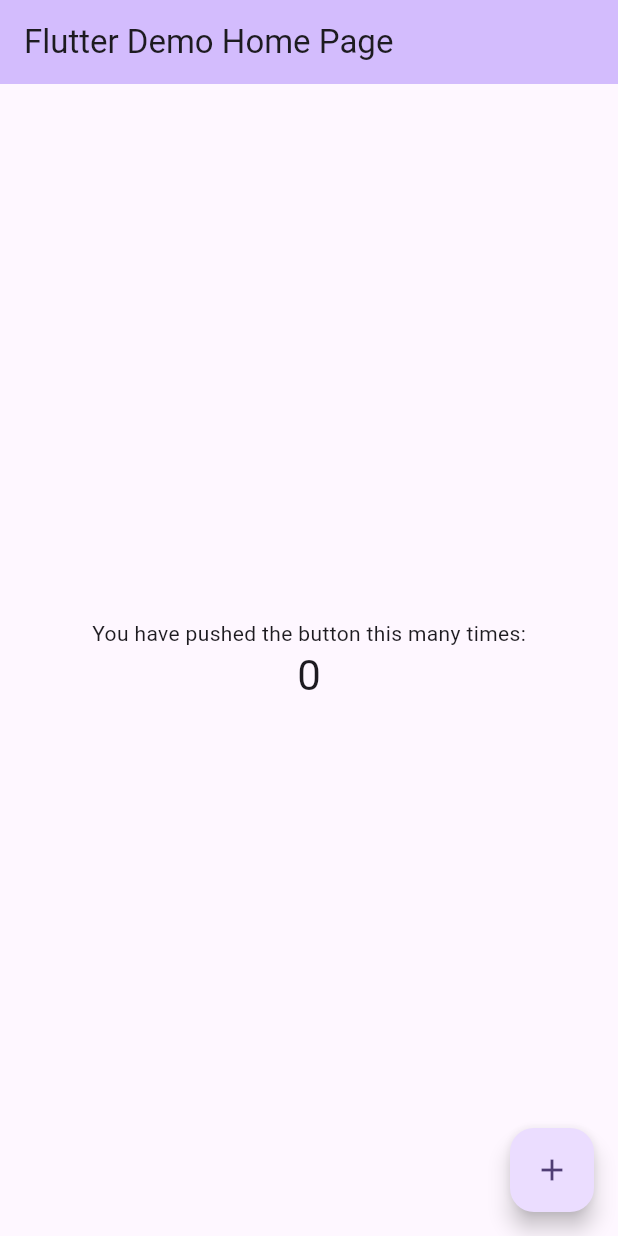
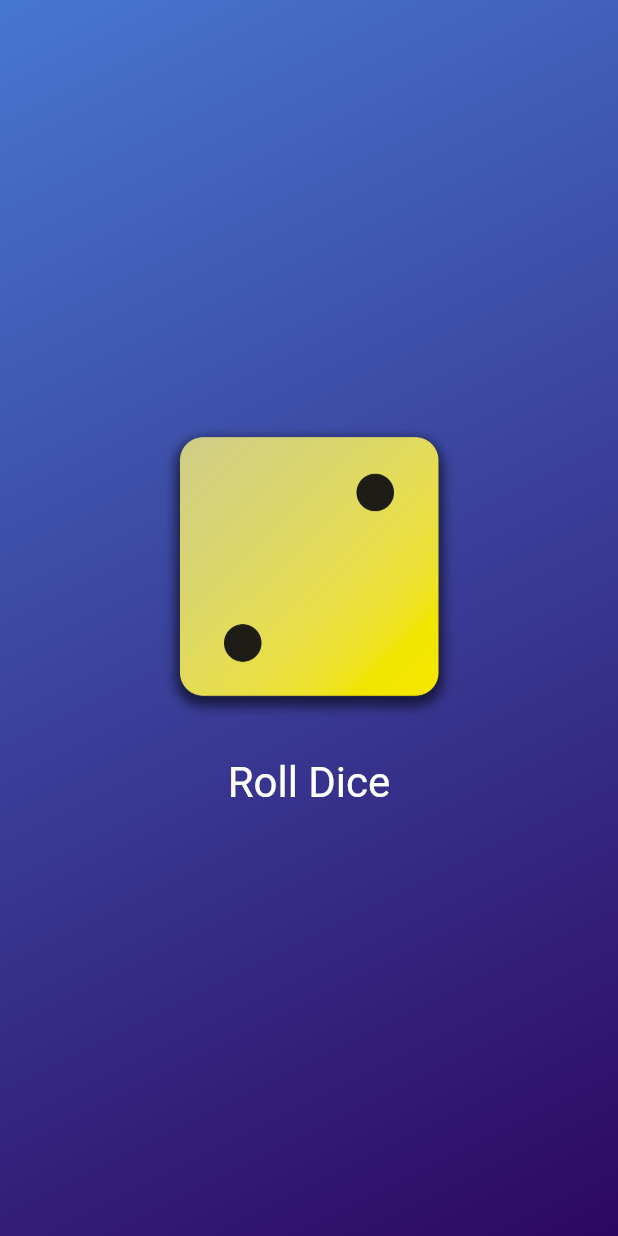
Before and after one commit to elucidan/flutter_course, a Flutter app: the screen it shows after launch, on a phone screen of 412 x 824 dp. Run offline on Flutter 3.47's test engine with Material 3 defaults, Android fonts, the phone set to English and light mode, and no system bars.

Commit message:
added first app

```diff
--- /dev/null
+++ b/lib/dice_roller.dart
@@ -0,0 +1,44 @@
+import 'dart:math';
+
+import 'package:flutter/material.dart';
+
+final randomizer = Random();
+
+class DiceRoller extends StatefulWidget {
+  const DiceRoller({super.key});
+
+  @override
+  State<DiceRoller> createState() {
+    return _DiceRollerState();
+  }
+}
+
+class _DiceRollerState extends State<DiceRoller> {
+  var currentDiceRoll = 2;
+  void rollDice() {
+    setState(() {
+      currentDiceRoll = randomizer.nextInt(6) + 1;
+    });
+  }
+
+  @override
+  Widget build(BuildContext context) {
+    return Column(
+      mainAxisSize: MainAxisSize.min,
+      children: [
+        Image.asset('assets/images/dice-$currentDiceRoll.png', width: 200),
+        const SizedBox(
+          height: 20,
+        ),
+        TextButton(
+            onPressed: rollDice,
+            style: TextButton.styleFrom(
+              foregroundColor: Colors.white,
+              // padding: const EdgeInsets.all(20),
+              textStyle: const TextStyle(fontSize: 28),
+            ),
+            child: const Text("Roll Dice"))
+      ],
+    );
+  }
+}
--- /dev/null
+++ b/lib/gradient_container.dart
@@ -0,0 +1,21 @@
+import 'package:flutter_course/dice_roller.dart';
+import 'package:flutter/material.dart';
+
+const startAlignment = Alignment.topLeft;
+const endAlighnment = Alignment.bottomRight;
+
+class GradientContainer extends StatelessWidget {
+  const GradientContainer({super.key, required this.colors});
+  final List<Color> colors;
+
+  @override
+  Widget build(BuildContext context) {
+    return Container(
+      decoration: BoxDecoration(
+        gradient: LinearGradient(
+            colors: colors, begin: startAlignment, end: endAlighnment),
+      ),
+      child: const Center(child: DiceRoller()),
+    );
+  }
+}
--- a/lib/main.dart
+++ b/lib/main.dart
@@ -1,125 +1,14 @@
+import 'package:flutter_course/gradient_container.dart';
 import 'package:flutter/material.dart';
 
 void main() {
-  runApp(const MyApp());
+  runApp(
+    const MaterialApp(
+      home: Scaffold(
+          body: GradientContainer(colors: [
+        Color.fromARGB(255, 71, 119, 208),
+        Color.fromARGB(255, 45, 7, 98)
+      ])),
+    ),
+  );
 }
-
-class MyApp extends StatelessWidget {
-  const MyApp({super.key});
-
-  // This widget is the root of your application.
-  @override
-  Widget build(BuildContext context) {
-    return MaterialApp(
-      title: 'Flutter Demo',
-      theme: ThemeData(
-        // This is the theme of your application.
-        //
-        // TRY THIS: Try running your application with "flutter run". You'll see
-        // the application has a purple toolbar. Then, without quitting the app,
-        // try changing the seedColor in the colorScheme below to Colors.green
-        // and then invoke "hot reload" (save your changes or press the "hot
-        // reload" button in a Flutter-supported IDE, or press "r" if you used
-        // the command line to start the app).
-        //
-        // Notice that the counter didn't reset back to zero; the application
-        // state is not lost during the reload. To reset the state, use hot
-        // restart instead.
-        //
-        // This works for code too, not just values: Most code changes can be
-        // tested with just a hot reload.
-        colorScheme: ColorScheme.fromSeed(seedColor: Colors.deepPurple),
-        useMaterial3: true,
-      ),
-      home: const MyHomePage(title: 'Flutter Demo Home Page'),
-    );
-  }
-}
-
-class MyHomePage extends StatefulWidget {
-  const MyHomePage({super.key, required this.title});
-
-  // This widget is the home page of your application. It is stateful, meaning
-  // that it has a State object (defined below) that contains fields that affect
-  // how it looks.
-
-  // This class is the configuration for the state. It holds the values (in this
-  // case the title) provided by the parent (in this case the App widget) and
-  // used by the build method of the State. Fields in a Widget subclass are
-  // always marked "final".
-
-  final String title;
-
-  @override
-  State<MyHomePage> createState() => _MyHomePageState();
-}
-
-class _MyHomePageState extends State<MyHomePage> {
-  int _counter = 0;
-
-  void _incrementCounter() {
-    setState(() {
-      // This call to setState tells the Flutter framework that something has
-      // changed in this State, which causes it to rerun the build method below
-      // so that the display can reflect the updated values. If we changed
-      // _counter without calling setState(), then the build method would not be
-      // called again, and so nothing would appear to happen.
-      _counter++;
-    });
-  }
-
-  @override
-  Widget build(BuildContext context) {
-    // This method is rerun every time setState is called, for instance as done
-    // by the _incrementCounter method above.
-    //
-    // The Flutter framework has been optimized to make rerunning build methods
-    // fast, so that you can just rebuild anything that needs updating rather
-    // than having to individually change instances of widgets.
-    return Scaffold(
-      appBar: AppBar(
-        // TRY THIS: Try changing the color here to a specific color (to
-        // Colors.amber, perhaps?) and trigger a hot reload to see the AppBar
-        // change color while the other colors stay the same.
-        backgroundColor: Theme.of(context).colorScheme.inversePrimary,
-        // Here we take the value from the MyHomePage object that was created by
-        // the App.build method, and use it to set our appbar title.
-        title: Text(widget.title),
-      ),
-      body: Center(
-        // Center is a layout widget. It takes a single child and positions it
-        // in the middle of the parent.
-        child: Column(
-          // Column is also a layout widget. It takes a list of children and
-          // arranges them vertically. By default, it sizes itself to fit its
-          // children horizontally, and tries to be as tall as its parent.
-          //
-          // Column has various properties to control how it sizes itself and
-          // how it positions its children. Here we use mainAxisAlignment to
-          // center the children vertically; the main axis here is the vertical
-          // axis because Columns are vertical (the cross axis would be
-          // horizontal).
-          //
-          // TRY THIS: Invoke "debug painting" (choose the "Toggle Debug Paint"
-          // action in the IDE, or press "p" in the console), to see the
-          // wireframe for each widget.
-          mainAxisAlignment: MainAxisAlignment.center,
-          children: <Widget>[
-            const Text(
-              'You have pushed the button this many times:',
-            ),
-            Text(
-              '$_counter',
-              style: Theme.of(context).textTheme.headlineMedium,
-            ),
-          ],
-        ),
-      ),
-      floatingActionButton: FloatingActionButton(
-        onPressed: _incrementCounter,
-        tooltip: 'Increment',
-        child: const Icon(Icons.add),
-      ), // This trailing comma makes auto-formatting nicer for build methods.
-    );
-  }
-}
--- /dev/null
+++ b/lib/styled_text.dart
@@ -0,0 +1,17 @@
+import 'package:flutter/material.dart';
+
+class StyledText extends StatelessWidget {
+  const StyledText(this.text, {super.key});
+  final String text;
+  @override
+  Widget build(BuildContext context) {
+    return Text(
+      text,
+      style: const TextStyle(
+          color: Colors.white,
+          decoration: TextDecoration.underline,
+          decorationColor: Colors.white,
+          fontSize: 30),
+    );
+  }
+}
```
Also changed, not shown: pubspec.yaml (+7 -1 lines), assets/images/dice-1.png (added), assets/images/dice-2.png (added), assets/images/dice-3.png (added), assets/images/dice-4.png (added), assets/images/dice-5.png (added), assets/images/dice-6.png (added).
